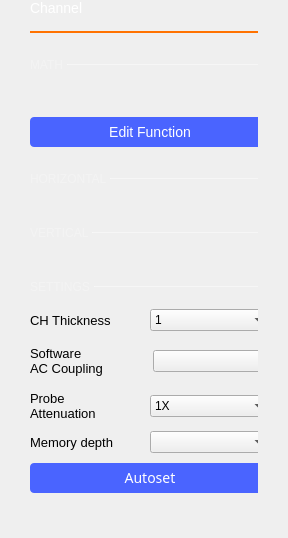
First picture: the form in ui/channel_settings.ui, repository analogdevicesinc/scopy, before the edit.
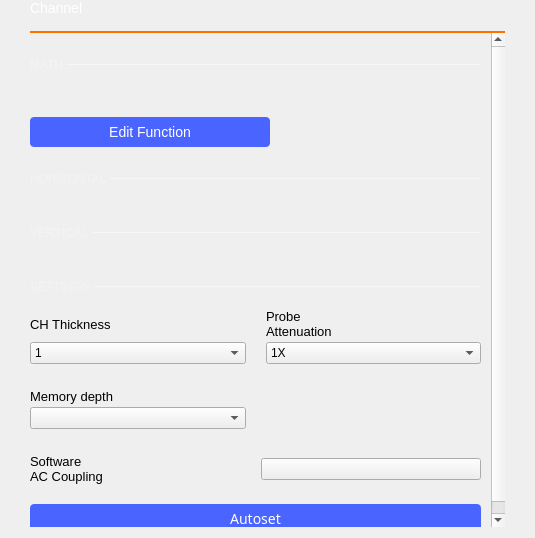
Second picture: the form after the edit. Custom widgets are drawn as their Qt base class.

Commit message: Oscilloscope: Rearrange the combo box components on two columns.

Patch:
```diff
--- a/ui/channel_settings.ui
+++ b/ui/channel_settings.ui
@@ -6,7 +6,7 @@
    <rect>
     <x>0</x>
     <y>0</y>
-    <width>288</width>
+    <width>535</width>
     <height>538</height>
    </rect>
   </property>
@@ -104,9 +104,9 @@
       <property name="geometry">
        <rect>
         <x>0</x>
-        <y>-36</y>
-        <width>252</width>
-        <height>533</height>
+        <y>-81</y>
+        <width>454</width>
+        <height>589</height>
        </rect>
       </property>
       <property name="sizePolicy">
@@ -658,7 +658,24 @@
         </layout>
        </item>
        <item>
-        <layout class="QHBoxLayout" name="thicknessLayout">
+        <layout class="QGridLayout" name="gridLayout">
+         <property name="topMargin">
+          <number>0</number>
+         </property>
+         <property name="bottomMargin">
+          <number>15</number>
+         </property>
+         <property name="horizontalSpacing">
+          <number>20</number>
+         </property>
+         <property name="verticalSpacing">
+          <number>15</number>
+         </property>
+         <item row="0" column="0">
+          <layout class="QVBoxLayout" name="thicknessLayout">
+           <property name="spacing">
+            <number>3</number>
+           </property>
          <property name="topMargin">
           <number>0</number>
          </property>
@@ -734,17 +751,37 @@
          </item>
         </layout>
        </item>
+         <item row="1" column="0">
+          <layout class="QVBoxLayout" name="memDepthLayout">
+           <property name="spacing">
+            <number>3</number>
+           </property>
+           <property name="topMargin">
+            <number>0</number>
+           </property>
+           <property name="bottomMargin">
+            <number>10</number>
+           </property>
        <item>
-        <widget class="QWidget" name="wCoupling" native="true">
-         <property name="minimumSize">
-          <size>
-           <width>0</width>
-           <height>50</height>
-          </size>
-         </property>
+            <widget class="QLabel" name="label_3">
+             <property name="styleSheet">
+              <string notr="true">font-size: 13px;</string>
+             </property>
+             <property name="text">
+              <string>Memory depth</string>
+             </property>
+            </widget>
+           </item>
+           <item>
+            <widget class="QComboBox" name="cmbMemoryDepth"/>
+           </item>
+          </layout>
+         </item>
+         <item row="0" column="1">
+          <widget class="QWidget" name="probeWidget" native="true">
          <layout class="QHBoxLayout" name="horizontalLayout">
           <property name="spacing">
-           <number>5</number>
+             <number>0</number>
           </property>
           <property name="leftMargin">
            <number>0</number>
@@ -756,37 +793,13 @@
            <number>0</number>
           </property>
           <property name="bottomMargin">
-           <number>10</number>
+             <number>0</number>
           </property>
           <item>
-           <widget class="QLabel" name="label_2">
-            <property name="styleSheet">
-             <string notr="true">font-size: 13px;</string>
-            </property>
-            <property name="text">
-             <string>Software
-AC Coupling</string>
-            </property>
-            <property name="alignment">
-             <set>Qt::AlignLeading|Qt::AlignLeft|Qt::AlignVCenter</set>
-            </property>
-           </widget>
-          </item>
-          <item>
-           <widget class="adiscope::CustomSwitch" name="btnCoupled">
-            <property name="text">
-             <string/>
-            </property>
-            <property name="checkable">
-             <bool>true</bool>
-            </property>
-           </widget>
-          </item>
-         </layout>
-        </widget>
-       </item>
-       <item>
-        <layout class="QHBoxLayout" name="probeLayout">
+             <layout class="QVBoxLayout" name="probeLayout">
+              <property name="spacing">
+               <number>3</number>
+              </property>
          <property name="topMargin">
           <number>0</number>
          </property>
@@ -833,28 +846,61 @@
          </item>
         </layout>
        </item>
+           </layout>
+          </widget>
+         </item>
+        </layout>
+       </item>
        <item>
-        <layout class="QHBoxLayout" name="memDepthLayout">
+        <widget class="QWidget" name="wCoupling" native="true">
+         <property name="minimumSize">
+          <size>
+           <width>0</width>
+           <height>0</height>
+          </size>
+         </property>
+         <layout class="QHBoxLayout" name="horizontalLayout_3">
+          <property name="spacing">
+           <number>10</number>
+          </property>
+          <property name="leftMargin">
+           <number>0</number>
+          </property>
          <property name="topMargin">
           <number>0</number>
          </property>
+          <property name="rightMargin">
+           <number>0</number>
+          </property>
          <property name="bottomMargin">
-          <number>10</number>
+           <number>20</number>
          </property>
          <item>
-          <widget class="QLabel" name="label_3">
+           <widget class="QLabel" name="label_2">
            <property name="styleSheet">
             <string notr="true">font-size: 13px;</string>
            </property>
            <property name="text">
-            <string>Memory depth</string>
+             <string>Software 
+AC Coupling</string>
+            </property>
+            <property name="alignment">
+             <set>Qt::AlignLeading|Qt::AlignLeft|Qt::AlignVCenter</set>
            </property>
           </widget>
          </item>
          <item>
-          <widget class="QComboBox" name="cmbMemoryDepth"/>
-         </item>
-        </layout>
+           <widget class="adiscope::CustomSwitch" name="btnCoupled">
+            <property name="text">
+             <string/>
+            </property>
+            <property name="checkable">
+             <bool>true</bool>
+            </property>
+           </widget>
+          </item>
+         </layout>
+        </widget>
        </item>
        <item>
         <widget class="QPushButton" name="btnAutoset">
```
Lines whose indentation alone changed are shown as unchanged. The commit also changes 1 other file.
